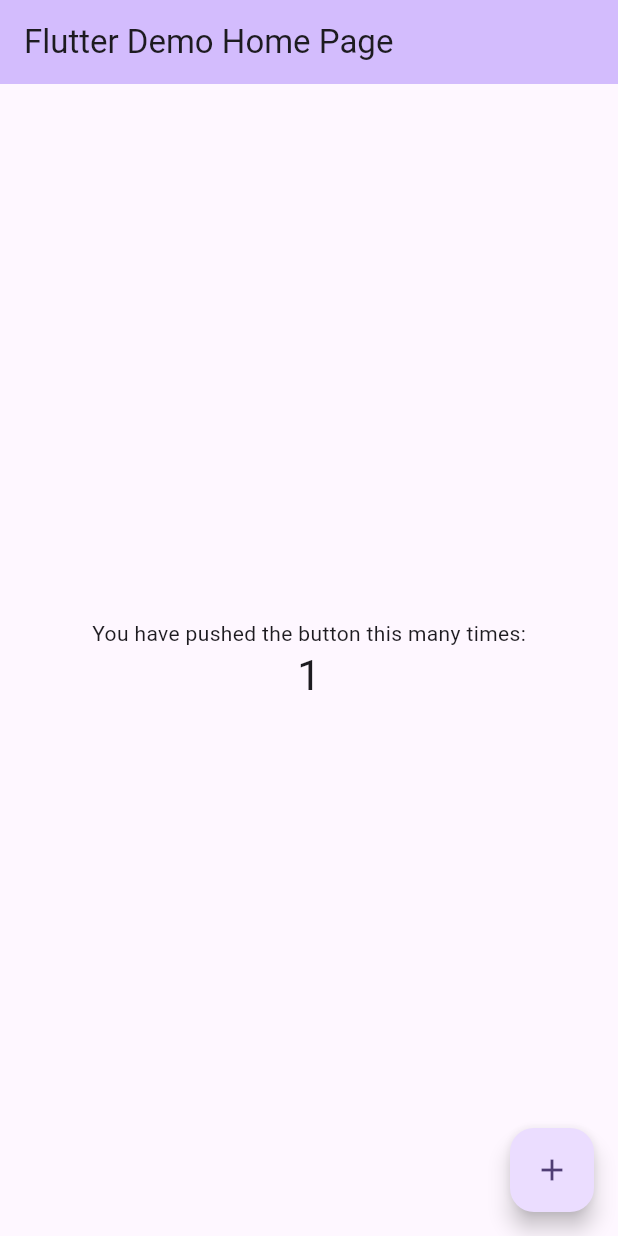
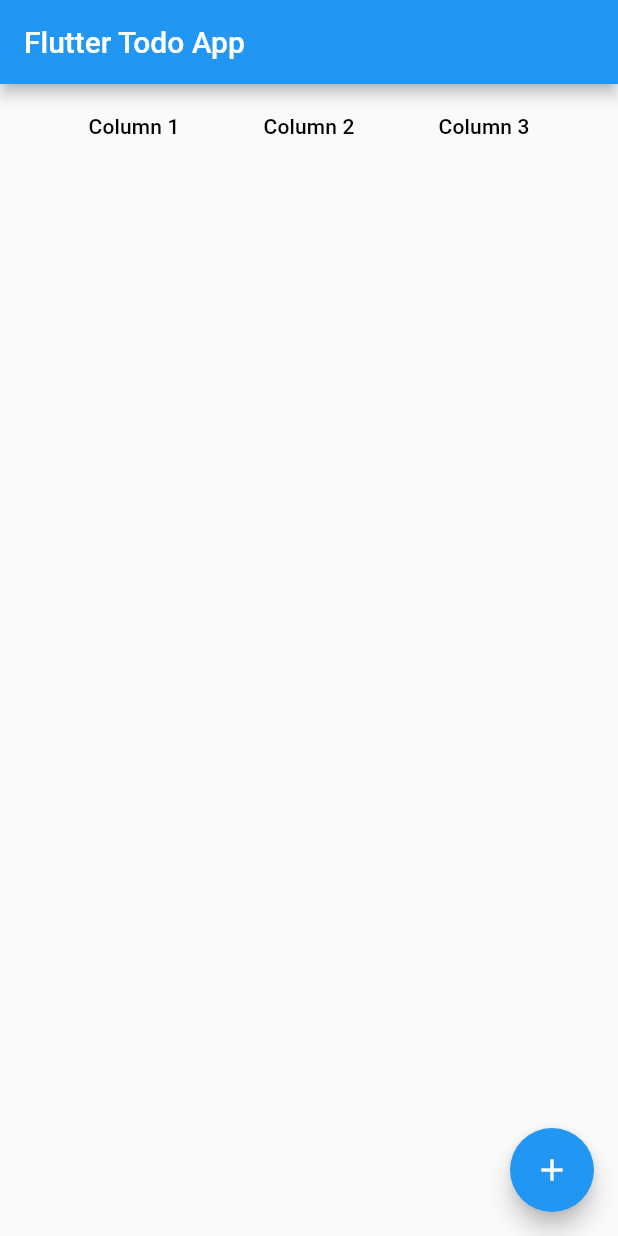
Before and after one commit to o-ga09/todo-flutter, a Flutter app: the screen it shows after launch, after a tap on the "add" icon, on a phone screen of 412 x 824 dp. Run offline on Flutter 3.47's test engine with Material 2 defaults, Android fonts, the phone set to English and light mode, and no system bars; our stand-ins replace flutter_riverpod, sqflite; accounts and stored records are empty.

Commit message:
画面実装

```diff
--- a/lib/driver/tododriver.dart
+++ b/lib/driver/tododriver.dart
@@ -15,7 +15,7 @@ class TodoDriverImpl implements TodoDriver {
     // データベースファイルが存在する場合は削除
     // デバッグ用
     final databasePath = join(await getDatabasesPath(), 'tasks.db');
-    await deleteDatabase(databasePath);
+    // await deleteDatabase(databasePath);
 
     return await openDatabase(
       databasePath,
@@ -38,8 +38,8 @@ class TodoDriverImpl implements TodoDriver {
         res[i]['id'],
         res[i]['name'],
         res[i]['desc'],
-        res[i]['created_at'],
-        res[i]['updated_at']
+        DateTime.parse(res[i]['created_at']),
+        DateTime.parse(res[i]['updated_at'])
       );
     });
   }
--- a/lib/main.dart
+++ b/lib/main.dart
@@ -1,70 +1,118 @@
 import 'package:flutter/material.dart';
-
+import 'package:flutter_riverpod/flutter_riverpod.dart';
+import 'package:todo_app/driver/tododriver.dart';
+import 'package:todo_app/gateway/todogateway.dart';
+import 'package:todo_app/presenter/todopresenter.dart';
+import 'package:todo_app/state/todostate.dart';
+import 'package:todo_app/usecase/toodousecase.dart';
 
 void main() async {
-  runApp(const MyApp());
+  runApp(const ProviderScope(child: MyApp()));
 }
 
 class MyApp extends StatelessWidget {
-  const MyApp({super.key});
+  const MyApp({Key? key}) : super(key: key);
 
-  // This widget is the root of your application.
   @override
   Widget build(BuildContext context) {
     return MaterialApp(
       title: 'Flutter Demo',
       theme: ThemeData(
-        colorScheme: ColorScheme.fromSeed(seedColor: Colors.deepPurple),
-        useMaterial3: true,
+        primarySwatch: Colors.blue,
       ),
-      home: const MyHomePage(title: 'Flutter Demo Home Page'),
+      home: MyHomePage(),
     );
   }
 }
 
-class MyHomePage extends StatefulWidget {
-  const MyHomePage({super.key, required this.title});
-  final String title;
+final todoStateProvider = ChangeNotifierProvider((ref) {
+  return TodoState();
+});
+
+// ignore: must_be_immutable
+class MyHomePage extends ConsumerWidget {
+  MyHomePage({Key?  key}) : super(key: key);
+
+  int turn = 0;
 
   @override
-  State<MyHomePage> createState() => _MyHomePageState();
-}
+  Widget build(BuildContext context, WidgetRef ref) {
+    final todoState = ref.watch(todoStateProvider);
+    final driver = TodoDriverImpl();
+    final presenter = TodoPresenterImpl(todoState);
+    final gateway = TodoGateway(driver);
+    final usecase = TodoUsecase(gateway,presenter);
 
-class _MyHomePageState extends State<MyHomePage> {
-  int _counter = 0;
-
-  void _incrementCounter() {
-    setState(() {
-      _counter++;
-    });
-  }
-
-  @override
-  Widget build(BuildContext context) {
-    return Scaffold(
+    return MaterialApp(
+      home: Scaffold(
         appBar: AppBar(
-        backgroundColor: Theme.of(context).colorScheme.inversePrimary,
-        title: Text(widget.title),
+          title: const Text('Flutter Todo App'),
         ),
-      body: Center(
+        body: SingleChildScrollView(
+          child: Center(
             child: Column(
-          mainAxisAlignment: MainAxisAlignment.center,
-          children: <Widget>[
-            const Text(
-              'You have pushed the button this many times:',
+              children: [
+                DataTable(
+                  columns: const <DataColumn>[
+                    DataColumn(label: Text('Column 1')),
+                    DataColumn(label: Text('Column 2')),
+                    DataColumn(label: Text('Column 3')),
+                  ],
+                  rows: List<DataRow>.generate(
+                    todoState.tasks.length, // 表示する行数
+                    (index) => DataRow(
+                      cells: <DataCell>[
+                        DataCell(Text(todoState.tasks[index].taskId.value.toString())),
+                        DataCell(Text(todoState.tasks[index].taskDesc.value)),
+                        DataCell(Text(todoState.tasks[index].createdAt.value.toIso8601String())),
+                      ],
                     ),
-            Text(
-              '$_counter',
-              style: Theme.of(context).textTheme.headlineMedium,
+                  ),
                 ),
               ],
             ),
           ),
+        ),
         floatingActionButton: FloatingActionButton(
-        onPressed: _incrementCounter,
-        tooltip: 'Increment',
+          onPressed: () {
+            final now = DateTime.now();
+            usecase.create(RequestData("hoge", "desc 1", now.toIso8601String(), now.toIso8601String()));
+            usecase.getAll();
+          },
           child: const Icon(Icons.add),
+        ),
       ),
     );
   }
 }
+
+
+class FormWidget extends StatelessWidget {
+  @override
+  Widget build(BuildContext context) {
+    return Padding(
+      padding: EdgeInsets.all(16.0),
+      child: Column(
+        children: [
+          TextFormField(
+            decoration: InputDecoration(
+              labelText: 'Name',
+            ),
+          ),
+          TextFormField(
+            decoration: InputDecoration(
+              labelText: 'Email',
+            ),
+          ),
+          ElevatedButton(
+            onPressed: () {
+              // フォーム送信の処理
+              print('Form Submitted');
+            },
+            child: Text('Submit'),
+          ),
+        ],
+      ),
+    );
+  }
+}
--- a/lib/presenter/todopresenter.dart
+++ b/lib/presenter/todopresenter.dart
@@ -1,11 +1,13 @@
 import 'package:todo_app/domain/entity.dart';
+import 'package:todo_app/state/todostate.dart';
 import 'package:todo_app/usecase/port/todooutputport.dart';
 
 class TodoPresenterImpl implements TodoOutPutPort {
+  final TodoState todoState;
+
+  TodoPresenterImpl(this.todoState);
   @override
-  Future<void> display(List<Task> tasks) {
-    // TODO: implement display
-    throw UnimplementedError();
+  Future<void> display(List<Task> tasks) async {
+    todoState.setTask(tasks);
   }
-
 }
--- a/pubspec.yaml
+++ b/pubspec.yaml
@@ -38,6 +38,7 @@ dependencies:
   # Use with the CupertinoIcons class for iOS style icons.
   cupertino_icons: ^1.0.2
   sqflite_common_ffi: ^2.2.5
+  flutter_riverpod: ^2.3.6
 
 dev_dependencies:
   flutter_test:
```
Also changed, not shown: pubspec.lock, 2 other files. Lines whose indentation alone changed are shown as unchanged.
